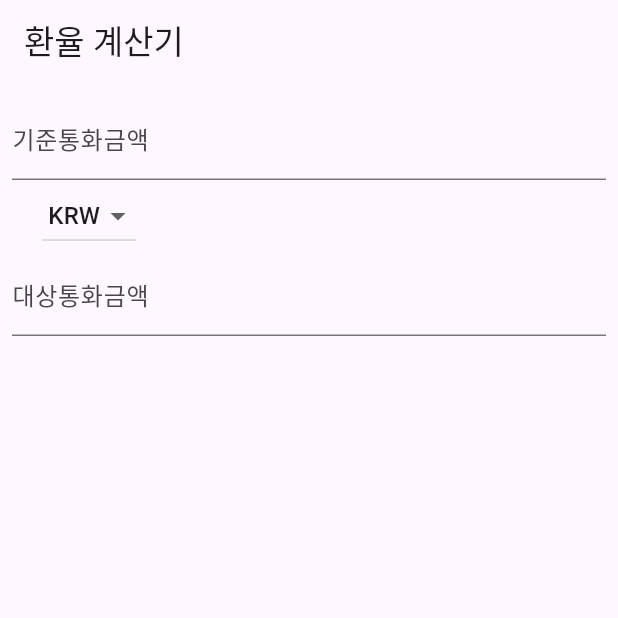
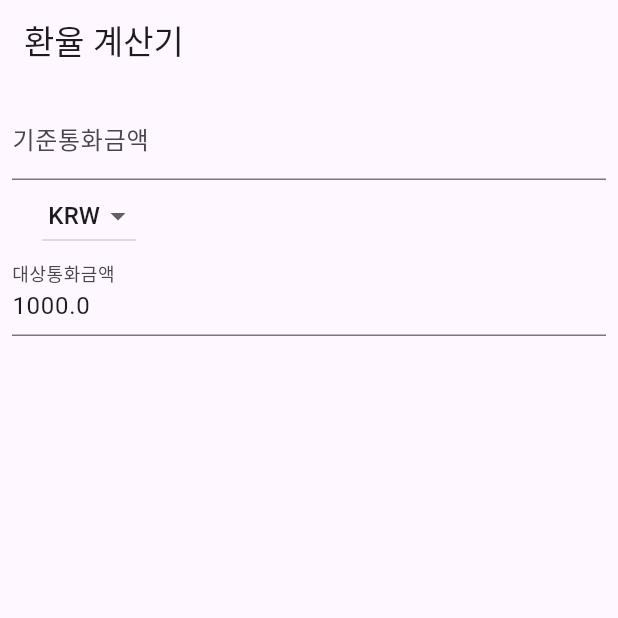
Before and after one commit to chepchep2/exchange_currency, a Flutter app: the screen it shows after launch, on a phone screen of 412 x 824 dp, the top half of it. Run offline on Flutter 3.47's test engine with Material 3 defaults, Android fonts, the phone set to English and light mode, and no system bars.

Commit message:
feat: main_screen에 기능구현 해봄

```diff
--- a/lib/ui/main/main_screen.dart
+++ b/lib/ui/main/main_screen.dart
@@ -5,10 +5,13 @@ class ExchangeCurrencyMainScreen extends StatefulWidget {
   const ExchangeCurrencyMainScreen({super.key});
 
   @override
-  State<ExchangeCurrencyMainScreen> createState() => _ExchangeCurrencyMainScreenState();
+  State<ExchangeCurrencyMainScreen> createState() =>
+      _ExchangeCurrencyMainScreenState();
 }
 
-class _ExchangeCurrencyMainScreenState extends State<ExchangeCurrencyMainScreen> {
+class _ExchangeCurrencyMainScreenState
+    extends State<ExchangeCurrencyMainScreen> {
+  final textController = TextEditingController();
 
   num selectAmount = 1000.0;
   num targetAmount = 1000.0;
@@ -17,21 +20,44 @@ class _ExchangeCurrencyMainScreenState extends State<ExchangeCurrencyMainScreen>
   final repository = RateRepositoryImpl();
 
   @override
+  void dispose() {
+    textController.dispose();
+    super.dispose();
+  }
+
+  Future<void> updateTargetAmount() async {
+    final exchangeRate = await repository.getRateResult(selectCurrency);
+    final targetRate = exchangeRate.rates?[targetCurrency];
+
+    if (targetRate != null) {
+      setState(() {
+        targetAmount = selectAmount * targetRate;
+      });
+    }
+  }
+
+  @override
   Widget build(BuildContext context) {
     // print(repository.getRateResult('USD'));
     return Scaffold(
-      appBar: AppBar(title: const Text('환율 계산기'),),
+      appBar: AppBar(
+        title: const Text('환율 계산기'),
+      ),
       body: Padding(
         padding: const EdgeInsets.all(8.0),
         child: Column(
           children: [
-            TextField(keyboardType:TextInputType.number,
+            TextField(
+              controller: textController,
+              keyboardType: TextInputType.number,
               decoration: const InputDecoration(
-                labelText: '기준통화금액'
+                labelText: '기준통화금액',
               ),
-              onChanged: (source){
+              onChanged: (source) {
                 selectAmount = double.parse(source);
-              },),
+                updateTargetAmount();
+              },
+            ),
             Padding(
               padding: const EdgeInsets.only(left: 20),
               child: Row(
@@ -39,26 +65,33 @@ class _ExchangeCurrencyMainScreenState extends State<ExchangeCurrencyMainScreen>
                   DropdownButton(
                     value: selectCurrency,
                     items: const [
-                    DropdownMenuItem(value: 'KRW',child: Text(' KRW')),
-                    DropdownMenuItem(value:'USD'
-                        ,child: Text('USD')),
-                ], onChanged: (value){
+                      DropdownMenuItem(value: 'KRW', child: Text(' KRW')),
+                      DropdownMenuItem(value: 'USD', child: Text('USD')),
+                    ],
+                    onChanged: (value) {
+                      setState(() {
                         selectCurrency = value!;
-                },),
+                      });
+                      updateTargetAmount();
+                    },
+                  ),
                 ],
               ),
             ),
-            TextField(keyboardType:TextInputType.number,
-              decoration: const InputDecoration(
-                  labelText: '대상통화금액'
+            TextField(
+              keyboardType: TextInputType.number,
+              decoration: const InputDecoration(labelText: '대상통화금액'),
+              readOnly: true,
+              controller: TextEditingController(text: targetAmount.toString()),
+              // onChanged: (source) {
+              //   targetAmount = double.parse(source);
+              // },
             ),
-              onChanged: (source){
-                targetAmount = double.parse(source);
-              },),
           ],
         ),
       ),
-    );}
+    );
+  }
 }
 // 대상 통화 금액을 업데이트합니다.
 // void _updateTargetAmount() {
```
Lines whose indentation alone changed are shown as unchanged.
